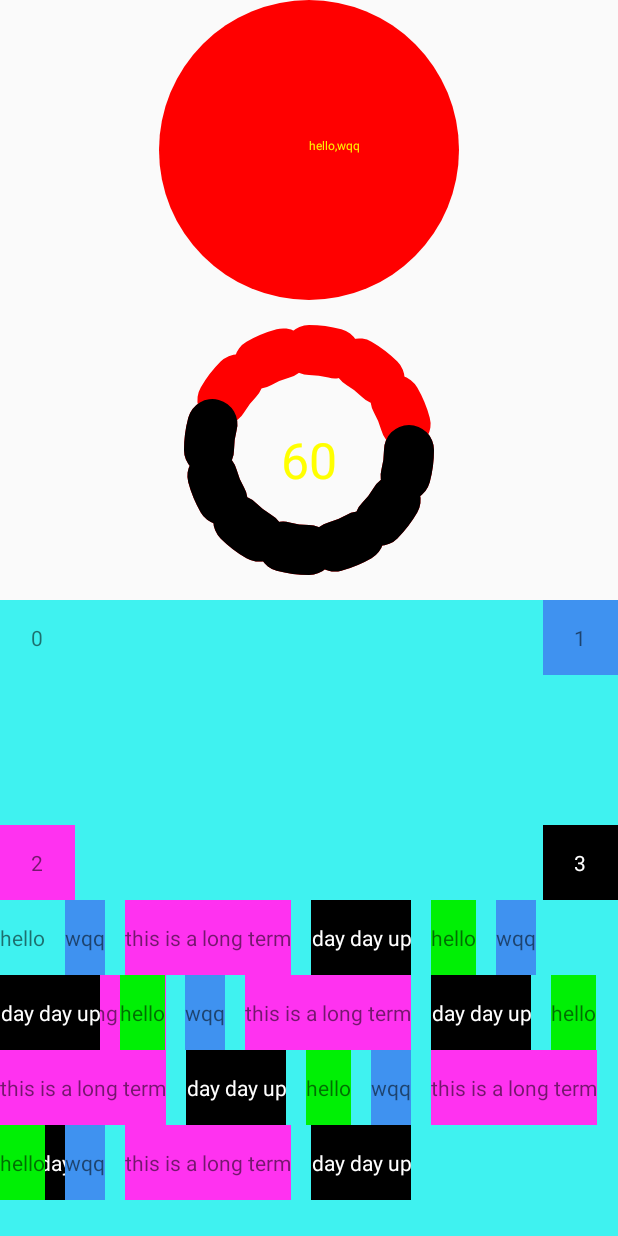
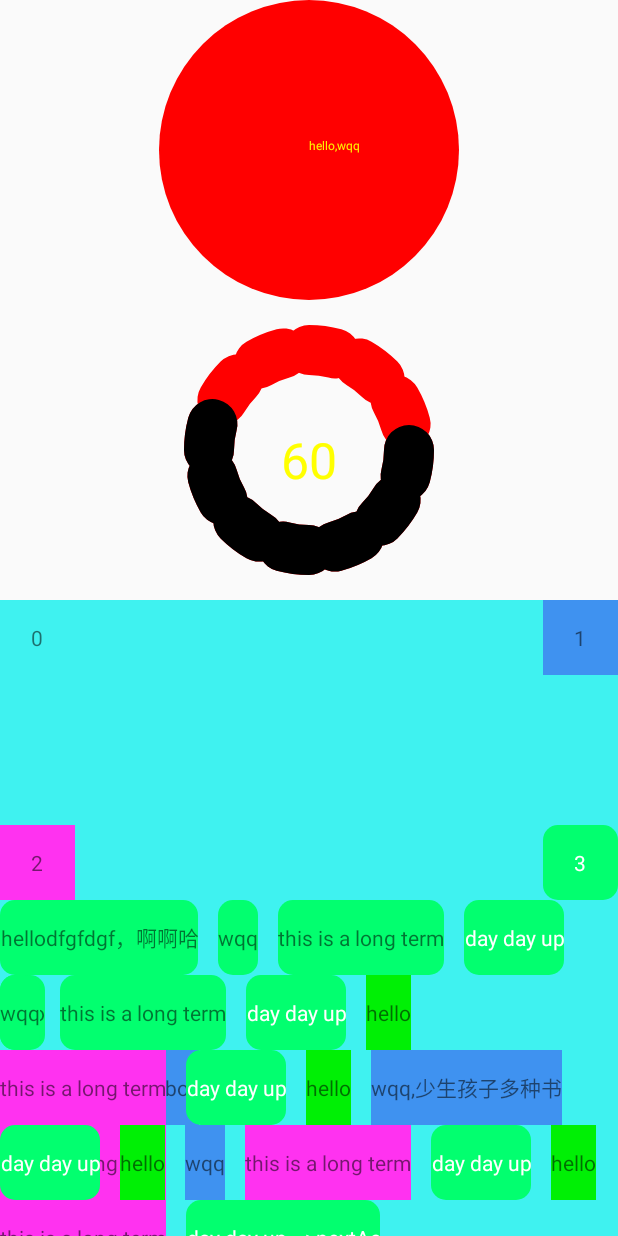
Before and after one commit to sbbqq/android, an Android app: the screen it shows after launch (MainActivity), on a phone screen of 412 x 824 dp. Run offline under Robolectric (Android 15) with nearby library versions, the phone set to English and light mode, and no system bars.

Commit message:
add viewDragHelper--learning

```diff
--- a/DeveloperANDROID/moduleview/build.gradle
+++ b/DeveloperANDROID/moduleview/build.gradle
@@ -2,7 +2,7 @@ apply plugin: 'com.android.application'
 
 android {
     compileSdkVersion 26
-
+    buildToolsVersion "26.0.2"
 
 
     defaultConfig {
@@ -11,6 +11,7 @@ android {
         targetSdkVersion 26
         versionCode 1
         versionName "1.0"
+
 
         testInstrumentationRunner "android.support.test.runner.AndroidJUnitRunner"
 
--- a/DeveloperANDROID/moduleview/src/main/AndroidManifest.xml
+++ b/DeveloperANDROID/moduleview/src/main/AndroidManifest.xml
@@ -16,6 +16,7 @@
                 <category android:name="android.intent.category.LAUNCHER" />
             </intent-filter>
         </activity>
+        <activity android:name=".DragHelperLearnActivity"></activity>
     </application>
 
 </manifest>
--- a/DeveloperANDROID/moduleview/src/main/java/com/example/moduleview/MainActivity.java
+++ b/DeveloperANDROID/moduleview/src/main/java/com/example/moduleview/MainActivity.java
@@ -1,14 +1,25 @@
 package com.example.moduleview;
 
 import android.app.Activity;
+import android.content.Intent;
 import android.support.v7.app.AppCompatActivity;
 import android.os.Bundle;
+import android.view.View;
+import android.widget.TextView;
 
 public class MainActivity extends Activity {
-
+  TextView textView;
     @Override
     protected void onCreate(Bundle savedInstanceState) {
         super.onCreate(savedInstanceState);
+
         setContentView(R.layout.activity_main);
+        textView=(TextView)findViewById(R.id.txnextAc);
+        textView.setOnClickListener(new View.OnClickListener() {
+            @Override
+            public void onClick(View v) {
+                startActivity(new Intent(MainActivity.this,DragHelperLearnActivity.class));
+            }
+        });
     }
 }
--- /dev/null
+++ b/DeveloperANDROID/moduleview/src/main/res/drawable/shapeoftt.xml
@@ -0,0 +1,10 @@
+<?xml version="1.0" encoding="utf-8"?>
+<shape xmlns:android="http://schemas.android.com/apk/res/android"
+    android:layout_width="match_parent"
+    android:layout_height="match_parent">
+    <solid android:color="#02FF6F" />
+    <corners android:topLeftRadius="10dp"
+        android:topRightRadius="10dp"
+        android:bottomRightRadius="10dp"
+        android:bottomLeftRadius="10dp"/>
+</shape>
--- a/DeveloperANDROID/moduleview/src/main/res/layout/activity_main.xml
+++ b/DeveloperANDROID/moduleview/src/main/res/layout/activity_main.xml
@@ -41,11 +41,11 @@
                 <TextView
                     android:text="0"
                     android:gravity="center"
-
                     android:layout_width="50dp"
 
                     android:layout_height="50dp"
                     />
+
                 <TextView
                     android:text="1"
                     android:gravity="center"
@@ -65,7 +65,7 @@
                     android:gravity="center"
                     android:textColor="#ffffff"
                     android:layout_width="50dp"
-                    android:background="#000000"
+                     android:background="@drawable/shapeoftt"
                     android:layout_height="50dp"
                     />
             </com.example.moduleview.developerandroid.CustomView.HelloCustomViewGroup>
@@ -76,23 +76,23 @@
                 android:layout_height="wrap_content"
                 >
                 <TextView
-                    android:text="hello"
-
+                    android:text="hellodfgfdgf，啊啊哈"
+                    android:background="@drawable/shapeoftt"
                     android:gravity="center"
                     android:layout_width="wrap_content"
                     android:layout_height="50dp"
                     />
                 <TextView
                     android:text="wqq"
+                    android:background="@drawable/shapeoftt"
                     android:gravity="center"
                     android:layout_width="wrap_content"
-                    android:background="#3F92F0"
                     android:layout_height="50dp"
                     />
                 <TextView
                     android:text="this is a long term"
                     android:layout_width="wrap_content"
-                    android:background="#fF32F0"
+                    android:background="@drawable/shapeoftt"
                     android:gravity="center"
                     android:layout_height="50dp"
                     />
@@ -101,7 +101,94 @@
                     android:textColor="#ffffff"
                     android:gravity="center"
                     android:layout_width="wrap_content"
-                    android:background="#000000"
+                    android:background="@drawable/shapeoftt"
+                    android:layout_height="50dp"
+                    />
+                <TextView
+                    android:text="hello"
+                    android:gravity="center"
+                    android:layout_width="wrap_content"
+                    android:background="@drawable/shapeoftt"
+                    android:layout_height="50dp"
+                    />
+                <TextView
+                    android:text="wqq"
+                    android:gravity="center"
+                    android:layout_width="wrap_content"
+                    android:background="@drawable/shapeoftt"
+                    android:layout_height="50dp"
+                    />
+                <TextView
+                    android:text="this is a long term"
+                    android:gravity="center"
+                    android:layout_width="wrap_content"
+                    android:background="@drawable/shapeoftt"
+                    android:layout_height="50dp"
+                    />
+                <TextView
+                    android:text="day day up"
+                    android:gravity="center"
+                    android:textColor="#ffffff"
+                    android:layout_width="wrap_content"
+                     android:background="@drawable/shapeoftt"
+                    android:layout_height="50dp"
+                    />
+                <TextView
+                    android:text="hello"
+                    android:gravity="center"
+                    android:layout_width="wrap_content"
+                    android:background="#00f005"
+                    android:layout_height="50dp"
+                    />
+                <TextView
+                    android:text="wqq is handsomeboy"
+                    android:gravity="center"
+                    android:layout_width="wrap_content"
+                    android:background="#3F92F0"
+                    android:layout_height="50dp"
+                    />
+                <TextView
+                    android:text="this is a long term"
+                    android:gravity="center"
+                    android:layout_width="wrap_content"
+                    android:background="#fF32F0"
+                    android:layout_height="50dp"
+                    />
+                <TextView
+                    android:text="day day up"
+                    android:gravity="center"
+                    android:textColor="#ffffff"
+                    android:layout_width="wrap_content"
+                     android:background="@drawable/shapeoftt"
+                    android:layout_height="50dp"
+                    />
+                <TextView
+                    android:text="hello"
+                    android:gravity="center"
+                    android:layout_width="wrap_content"
+                    android:background="#00f005"
+                    android:layout_height="50dp"
+                    />
+                <TextView
+                    android:text="wqq,少生孩子多种书"
+                    android:gravity="center"
+                    android:layout_width="wrap_content"
+                    android:background="#3F92F0"
+                    android:layout_height="50dp"
+                    />
+                <TextView
+                    android:text="this is a long term"
+                    android:gravity="center"
+                    android:layout_width="wrap_content"
+                    android:background="#fF32F0"
+                    android:layout_height="50dp"
+                    />
+                <TextView
+                    android:text="day day up"
+                    android:gravity="center"
+                    android:textColor="#ffffff"
+                    android:layout_width="wrap_content"
+                     android:background="@drawable/shapeoftt"
                     android:layout_height="50dp"
                     />
                 <TextView
@@ -130,94 +217,7 @@
                     android:gravity="center"
                     android:textColor="#ffffff"
                     android:layout_width="wrap_content"
-                    android:background="#000000"
-                    android:layout_height="50dp"
-                    />
-                <TextView
-                    android:text="hello"
-                    android:gravity="center"
-                    android:layout_width="wrap_content"
-                    android:background="#00f005"
-                    android:layout_height="50dp"
-                    />
-                <TextView
-                    android:text="wqq"
-                    android:gravity="center"
-                    android:layout_width="wrap_content"
-                    android:background="#3F92F0"
-                    android:layout_height="50dp"
-                    />
-                <TextView
-                    android:text="this is a long term"
-                    android:gravity="center"
-                    android:layout_width="wrap_content"
-                    android:background="#fF32F0"
-                    android:layout_height="50dp"
-                    />
-                <TextView
-                    android:text="day day up"
-                    android:gravity="center"
-                    android:textColor="#ffffff"
-                    android:layout_width="wrap_content"
-                    android:background="#000000"
-                    android:layout_height="50dp"
-                    />
-                <TextView
-                    android:text="hello"
-                    android:gravity="center"
-                    android:layout_width="wrap_content"
-                    android:background="#00f005"
-                    android:layout_height="50dp"
-                    />
-                <TextView
-                    android:text="wqq"
-                    android:gravity="center"
-                    android:layout_width="wrap_content"
-                    android:background="#3F92F0"
-                    android:layout_height="50dp"
-                    />
-                <TextView
-                    android:text="this is a long term"
-                    android:gravity="center"
-                    android:layout_width="wrap_content"
-                    android:background="#fF32F0"
-                    android:layout_height="50dp"
-                    />
-                <TextView
-                    android:text="day day up"
-                    android:gravity="center"
-                    android:textColor="#ffffff"
-                    android:layout_width="wrap_content"
-                    android:background="#000000"
-                    android:layout_height="50dp"
-                    />
-                <TextView
-                    android:text="hello"
-                    android:gravity="center"
-                    android:layout_width="wrap_content"
-                    android:background="#00f005"
-                    android:layout_height="50dp"
-                    />
-                <TextView
-                    android:text="wqq"
-                    android:gravity="center"
-                    android:layout_width="wrap_content"
-                    android:background="#3F92F0"
-                    android:layout_height="50dp"
-                    />
-                <TextView
-                    android:text="this is a long term"
-                    android:gravity="center"
-                    android:layout_width="wrap_content"
-                    android:background="#fF32F0"
-                    android:layout_height="50dp"
-                    />
-                <TextView
-                    android:text="day day up"
-                    android:gravity="center"
-                    android:textColor="#ffffff"
-                    android:layout_width="wrap_content"
-                    android:background="#000000"
+                     android:background="@drawable/shapeoftt"
                     android:layout_height="50dp"
                     />
                 <TextView
@@ -239,14 +239,16 @@
                     android:layout_width="wrap_content"
                     android:background="#fF32F0"
                     android:gravity="center"
+
                     android:layout_height="50dp"
                     />
                 <TextView
-                    android:text="day day up"
+                    android:text="day day up--->nextAc"
                     android:textColor="#ffffff"
                     android:gravity="center"
+                    android:id="@+id/txnextAc"
                     android:layout_width="wrap_content"
-                    android:background="#000000"
+                     android:background="@drawable/shapeoftt"
                     android:layout_height="50dp"
                     />
             </com.example.moduleview.developerandroid.CustomView.WqqFlowLayout>
```
Also changed, not shown: DeveloperANDROID/moduleview/src/main/java/com/example/moduleview/DragHelperLearnActivity.java (added, +14 -0 lines), DeveloperANDROID/moduleview/src/main/java/com/example/moduleview/developerandroid/CustomView/ViewDragHelperLearn.java (added, +110 -0 lines), DeveloperANDROID/moduleview/src/main/res/layout/activity_drag_helper_learn.xml (added, +33 -0 lines), DeveloperANDROID/moduleview/src/main/res/layout/layout_test.xml (+26 -0 lines).
